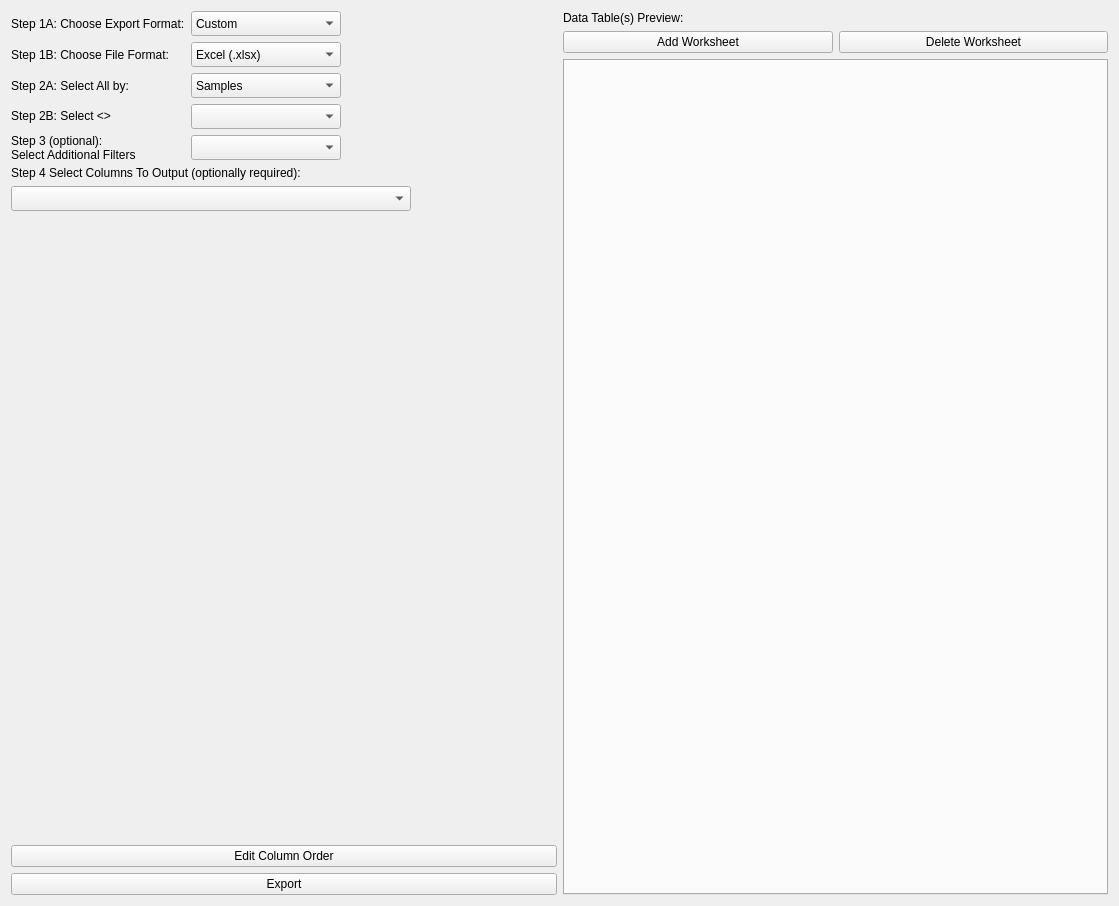
Qt form ui/ExporterUI.ui (kathrynmetcalf/GeoCORK) before a commit.
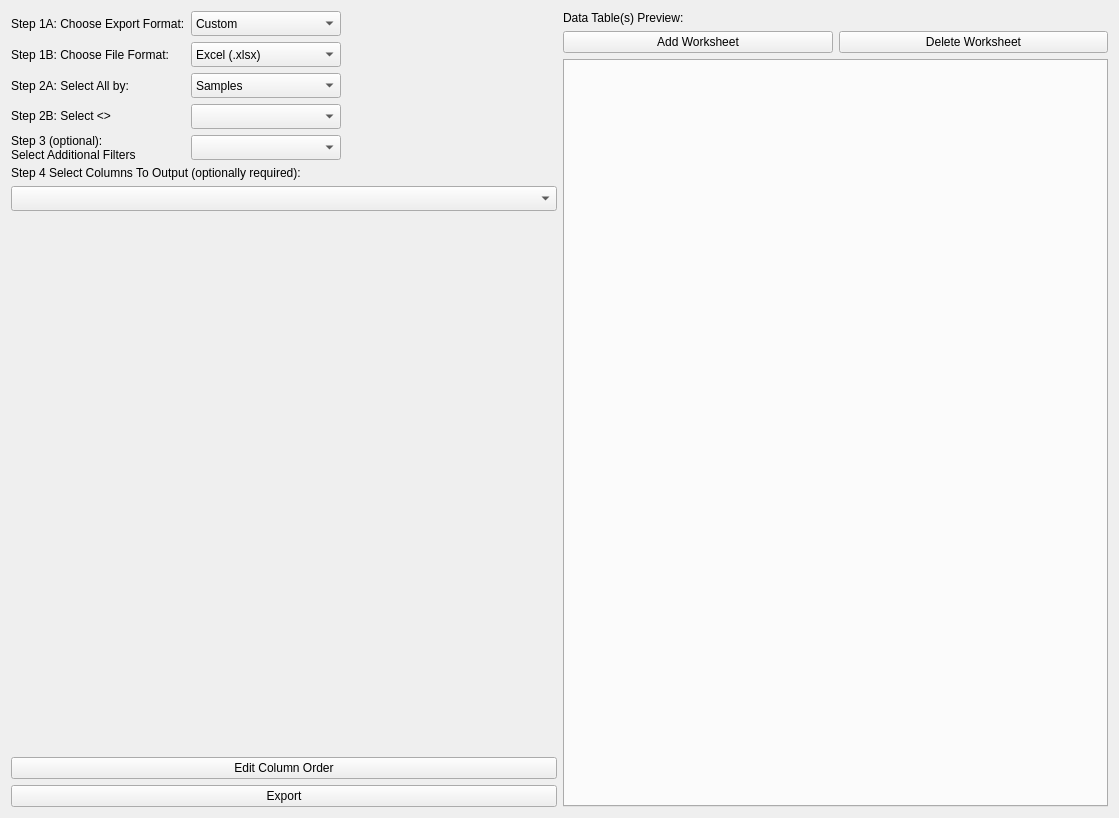
The same form after that commit. Custom widgets are drawn as their Qt base class.

Commit message: fixed database views to be the primary id in the 0 column., fixed exporter widget to have a scroll area, makes selecting UPbAnalyses columns feasible now. Exporter now fixed to more dynamically handle finding checkboxes, broke during previous feature

```diff
--- a/ui/ExporterUI.ui
+++ b/ui/ExporterUI.ui
@@ -7,7 +7,7 @@
     <x>0</x>
     <y>0</y>
     <width>1119</width>
-    <height>906</height>
+    <height>818</height>
    </rect>
   </property>
   <property name="minimumSize">
@@ -362,20 +362,20 @@
      <item>
       <widget class="QComboBox" name="columnselection_comboBox">
        <property name="sizePolicy">
-        <sizepolicy hsizetype="Fixed" vsizetype="Fixed">
+        <sizepolicy hsizetype="MinimumExpanding" vsizetype="Fixed">
          <horstretch>0</horstretch>
          <verstretch>0</verstretch>
         </sizepolicy>
        </property>
        <property name="minimumSize">
         <size>
-         <width>400</width>
+         <width>350</width>
          <height>25</height>
         </size>
        </property>
        <property name="maximumSize">
         <size>
-         <width>400</width>
+         <width>16777215</width>
          <height>16777215</height>
         </size>
        </property>
@@ -383,16 +383,22 @@
      </item>
      <item>
       <widget class="QStackedWidget" name="columnattributes_stack">
+       <property name="sizePolicy">
+        <sizepolicy hsizetype="MinimumExpanding" vsizetype="MinimumExpanding">
+         <horstretch>0</horstretch>
+         <verstretch>0</verstretch>
+        </sizepolicy>
+       </property>
        <property name="minimumSize">
         <size>
-         <width>400</width>
-         <height>600</height>
+         <width>350</width>
+         <height>200</height>
         </size>
        </property>
        <property name="maximumSize">
         <size>
-         <width>400</width>
-         <height>600</height>
+         <width>16777215</width>
+         <height>16777215</height>
         </size>
        </property>
        <property name="baseSize">
@@ -403,19 +409,6 @@
        </property>
       </widget>
      </item>
-     <item>
-      <spacer name="verticalSpacer">
-       <property name="orientation">
-        <enum>Qt::Vertical</enum>
-       </property>
-       <property name="sizeHint" stdset="0">
-        <size>
-         <width>20</width>
-         <height>40</height>
-        </size>
-       </property>
-      </spacer>
-     </item>
      <item>
       <widget class="QPushButton" name="editorder_pushbutton">
        <property name="text">
```
Left out of the diff: 6 changed lines with no effect on the pictures. The commit also changes 7 other files.
